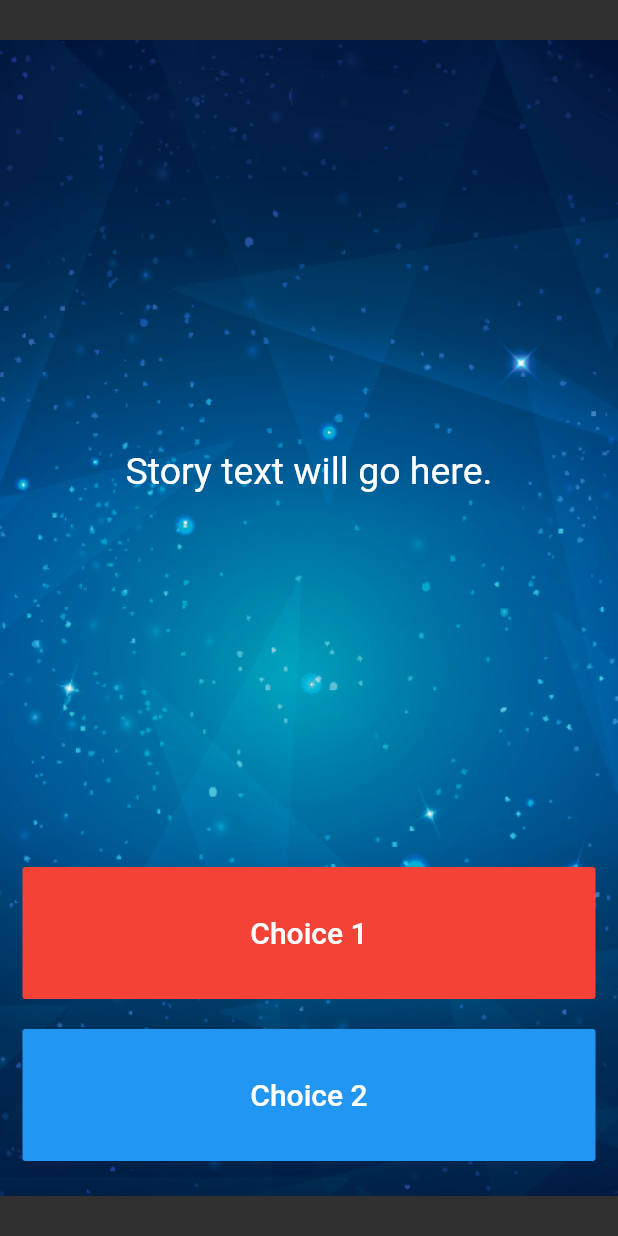
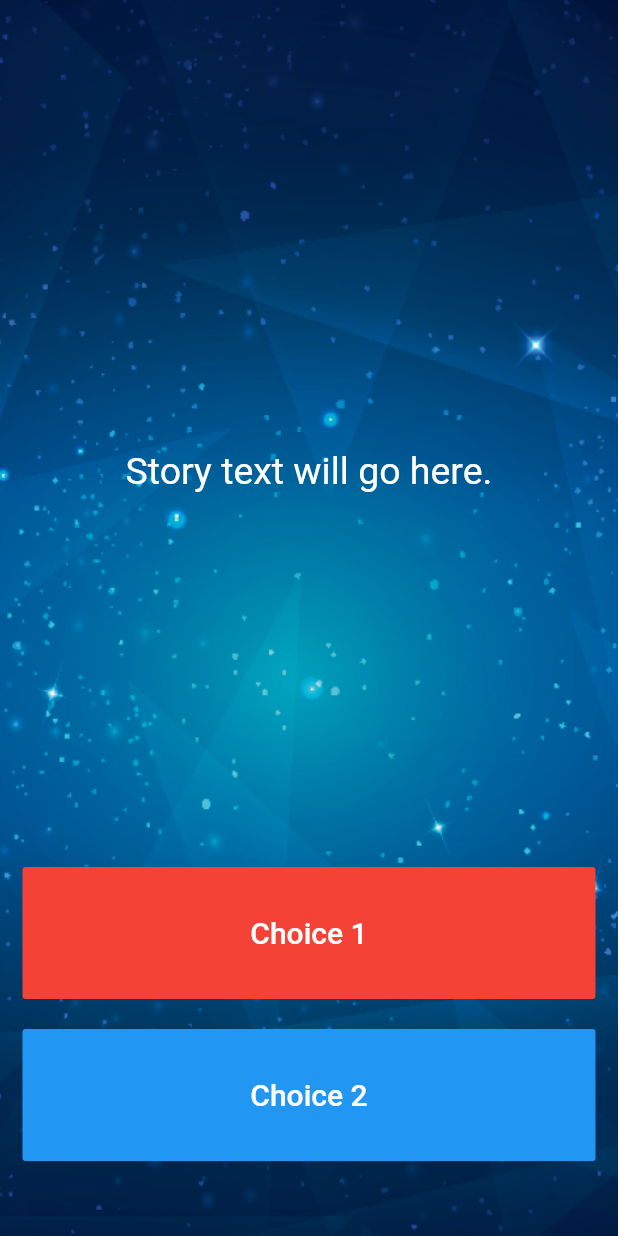
Before and after one commit to carlstep/ab_destini, a Flutter app: the screen it shows after launch, on a phone screen of 412 x 824 dp. Run offline on Flutter 3.47's test engine with Material 2 defaults, Android fonts, the light colour scheme and no system bars.

Commit message:
add fit: BoxFit to fit image to full screen.

```diff
--- a/lib/main.dart
+++ b/lib/main.dart
@@ -27,6 +27,7 @@ class _StoryPageState extends State<StoryPage> {
         decoration: BoxDecoration(
           image: DecorationImage(
             image: AssetImage('images/background.png'),
+            fit: BoxFit.cover, // makes the image fit the whole screen
           ),
         ),
         // Step 1 - Add background.png to this Container as a background image.
```
